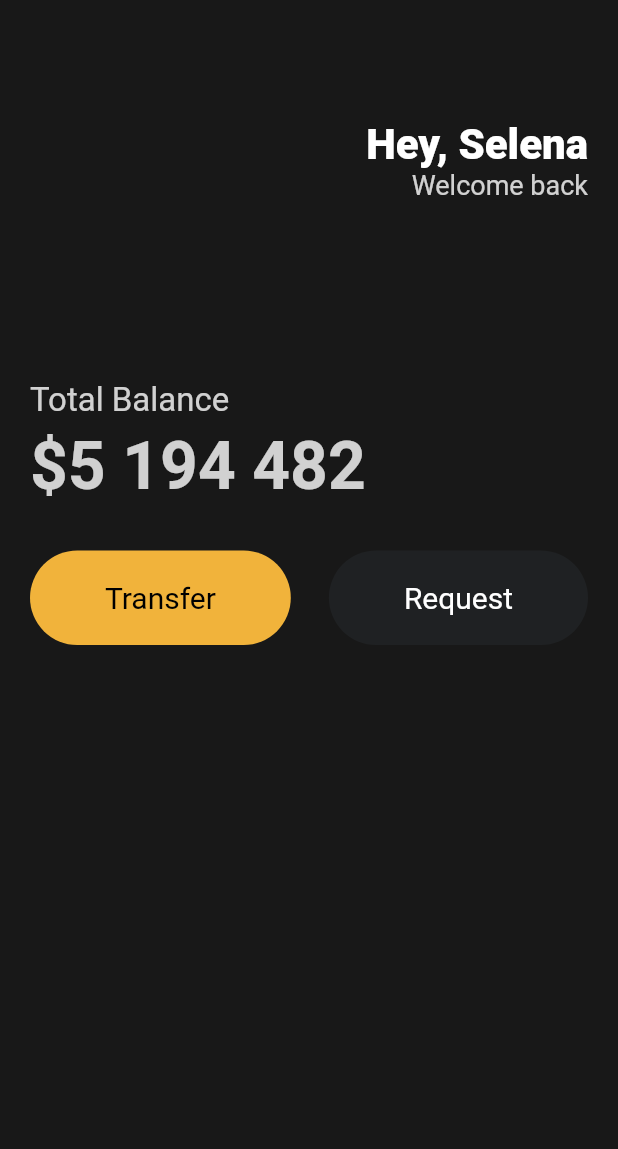
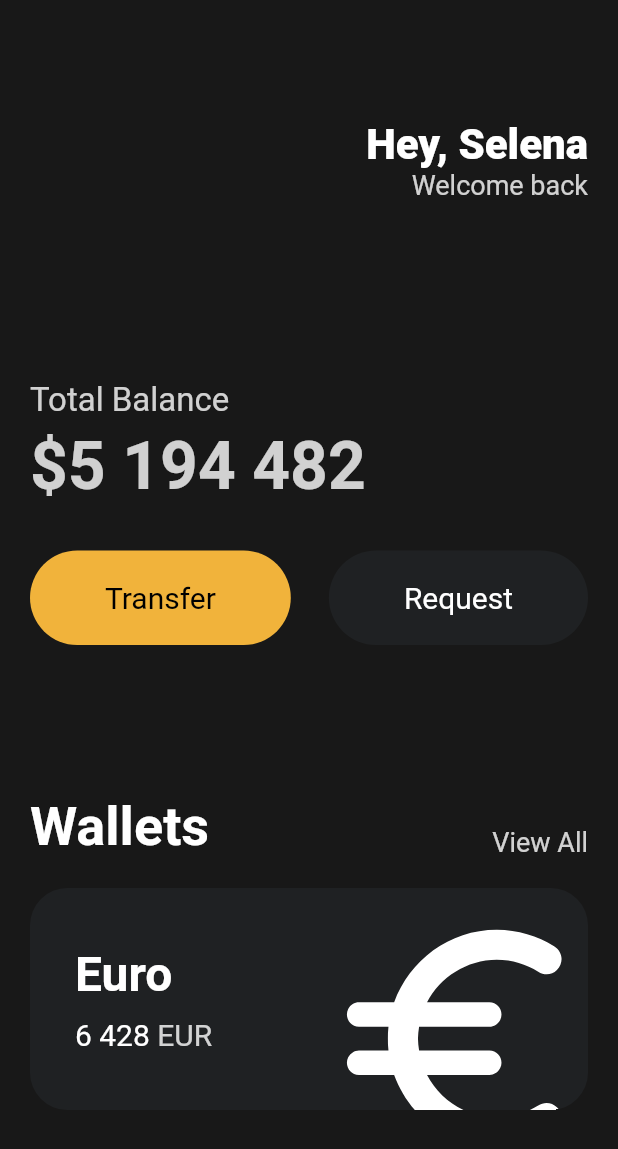
Before and after one commit to YJKimSleepyWorker/toonflix, a Flutter app: the screen it shows after launch, on a phone screen of 412 x 824 dp. Shown: the top 1149 px of the screen. Run offline on Flutter 3.47's test engine with Material 2 defaults, Android fonts, the phone set to English and light mode, and no system bars.

Commit message:
아이콘 카드 만들기

```diff
--- a/lib/main.dart
+++ b/lib/main.dart
@@ -150,7 +150,90 @@ class App extends StatelessWidget{
                       bgColor: Color(0xFF1F2123),
                       textColor: Colors.white),
                 ],
-              )
+              ),
+              const SizedBox(
+                height: 100,
+              ),
+              Row(
+                mainAxisAlignment: MainAxisAlignment.spaceBetween,
+                crossAxisAlignment: CrossAxisAlignment.end,
+                children: [
+                  const Text('Wallets',
+                      style: TextStyle(
+                          color: Colors.white,
+                          fontSize: 36,
+                          fontWeight: FontWeight.w600)),
+                  Text('View All',
+                      style: TextStyle(
+                          color: Colors.white.withOpacity(0.8), fontSize: 18)),
+                ],
+              ),
+              const SizedBox(
+                height: 20,
+              ),
+              Container(
+                //어떤 위젯이 오퍼플로우 했을 때, 카드와 같은 container로 하여금 어떻게 동작하게끔 할건지 알려주는 장치
+                clipBehavior: Clip.hardEdge,
+                decoration: BoxDecoration(
+                  color: const Color(0xFF1F2123),
+                  borderRadius: BorderRadius.circular(25),
+                ),
+                child: Padding(
+                  padding: const EdgeInsets.all(30),
+                  child: Row(
+                    mainAxisAlignment: MainAxisAlignment.spaceBetween,
+                    children: [
+                      Column(
+                        crossAxisAlignment: CrossAxisAlignment.start,
+                        children: [
+                          const Text(
+                            'Euro',
+                            style: TextStyle(
+                              color: Colors.white,
+                              fontSize: 32,
+                              fontWeight: FontWeight.w600,
+                            ),
+                          ),
+                          const SizedBox(
+                            height: 10,
+                          ),
+                          Row(
+                            children: [
+                              const Text(
+                                '6 428',
+                                style: TextStyle(
+                                  color: Colors.white,
+                                  fontSize: 20,
+                                ),
+                              ),
+                              const SizedBox(
+                                width: 5,
+                              ),
+                              Text(
+                                'EUR',
+                                style: TextStyle(
+                                  color: Colors.white.withOpacity(0.8),
+                                  fontSize: 20,
+                                ),
+                              ),
+                            ],
+                          )
+                        ],
+                      ),
+                      //아이콘의 크기 변경을 위한 scale
+                      Transform.scale(
+                        scale: 2.2,
+                        //아이콘의 x,y좌표 변경을 위한 translate
+                        child: Transform.translate(
+                          offset: Offset(-5,12),
+                          child: const Icon(Icons.euro_rounded,
+                              color: Colors.white, size: 88),
+                        ),
+                      )
+                    ],
+                  ),
+                ),
+              ),
             ],
           ),
         ),
```
